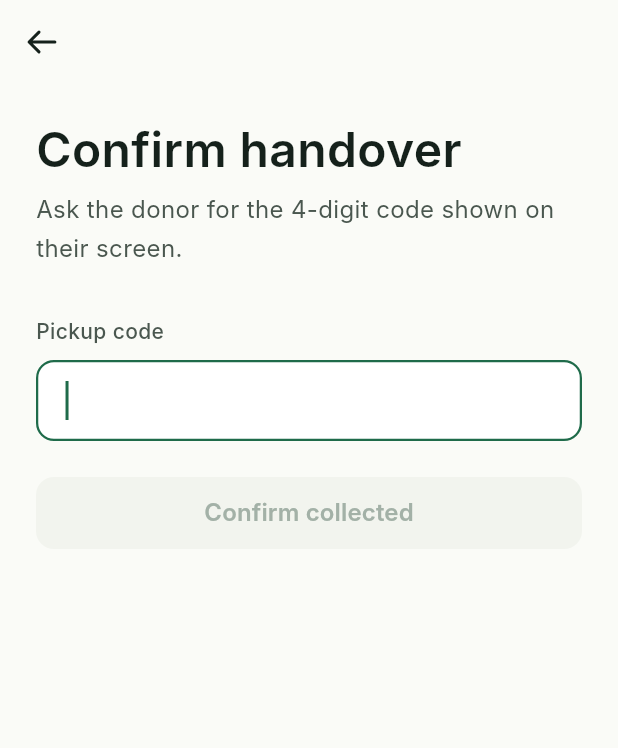
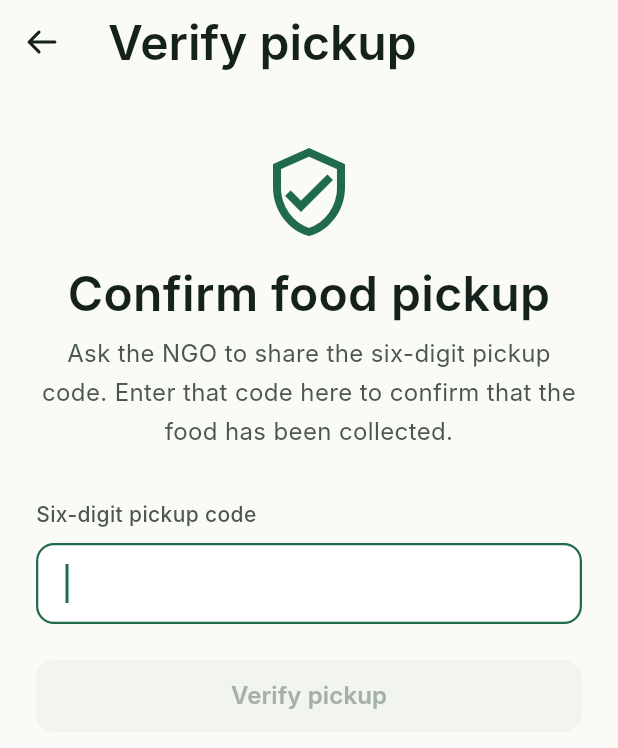
Before and after one commit to venkata-leeladhar-abburi/surplus-served, a Flutter app: the EnterPickupCodeScreen screen opened directly with empty values, on a phone screen of 412 x 824 dp. Shown: the top 748 px of the screen. Run offline on Flutter 3.47's test engine with Material 3 defaults, Android fonts, the phone set to English and light mode, and no system bars; our stand-ins replace connectivity_plus, file_picker, flutter_riverpod, go_router; Roboto replaces fonts that are missing (Inter).

Commit message:
Refactor pickup code screen for allocation ID

```diff
--- a/apps/mobile/lib/features/allocation/presentation/screens/enter_pickup_code_screen.dart
+++ b/apps/mobile/lib/features/allocation/presentation/screens/enter_pickup_code_screen.dart
@@ -1,54 +1,79 @@
+
 import 'package:flutter/material.dart';
 import 'package:flutter_riverpod/flutter_riverpod.dart';
 import 'package:go_router/go_router.dart';
 import 'package:ss_design_system/ss_design_system.dart';
 
-import '../../../../core/l10n/app_localizations.dart';
 import '../../../../core/providers.dart';
 import '../../../../shared/widgets/connectivity_banner.dart';
-import '../../domain/allocation_repository.dart';
 
-/// §12's entire proof mechanism for v1: the NGO reads the 4-digit code off
-/// the donor's screen and enters it here. No photo, no signature, no GPS.
 class EnterPickupCodeScreen extends ConsumerStatefulWidget {
-  const EnterPickupCodeScreen({super.key, required this.donationId});
+  const EnterPickupCodeScreen({
+    super.key,
+    required this.allocationId,
+  });
 
-  final String donationId;
+  final String allocationId;
 
   @override
   ConsumerState<EnterPickupCodeScreen> createState() =>
       _EnterPickupCodeScreenState();
 }
 
-class _EnterPickupCodeScreenState extends ConsumerState<EnterPickupCodeScreen> {
+class _EnterPickupCodeScreenState
+    extends ConsumerState<EnterPickupCodeScreen> {
   final _controller = TextEditingController();
+
   bool _checking = false;
-  bool _hasError = false;
+  String? _errorMessage;
+
+  @override
+  void dispose() {
+    _controller.dispose();
+    super.dispose();
+  }
 
   Future<void> _submit() async {
+    final code = _controller.text.trim();
+
+    if (!RegExp(r'^\d{6}$').hasMatch(code)) {
+      setState(() {
+        _errorMessage = 'Please enter a valid six-digit pickup code.';
+      });
+      return;
+    }
+
     setState(() {
       _checking = true;
-      _hasError = false;
+      _errorMessage = null;
     });
-    final result = await ref
-        .read(allocationRepositoryProvider)
-        .enterPickupCode(donationId: widget.donationId, code: _controller.text);
-    if (!mounted) return;
-    setState(() => _checking = false);
-    if (result == CodeEntryResult.success) {
-      context.goNamed(
-        'receiverHandoverSuccess',
-        pathParameters: {'id': widget.donationId},
-      );
-    } else {
-      setState(() => _hasError = true);
+
+    try {
+      await ref.read(allocationRepositoryProvider).verifyPickupCode(
+            allocationId: widget.allocationId,
+            code: code,
+          );
+
+      if (!mounted) return;
+
+      context.pop(true);
+    } catch (error) {
+      if (!mounted) return;
+
+      setState(() {
+        _errorMessage = error.toString().replaceFirst('Exception: ', '');
+      });
+    } finally {
+      if (mounted) {
+        setState(() => _checking = false);
+      }
     }
   }
 
   @override
   Widget build(BuildContext context) {
     final c = context.ssColors;
-    final l10n = AppLocalizations.of(context)!;
+
     return Scaffold(
       backgroundColor: c.background,
       appBar: AppBar(
@@ -56,7 +81,11 @@ class _EnterPickupCodeScreenState extends ConsumerState<EnterPickupCodeScreen> {
         elevation: 0,
         leading: IconButton(
           icon: SsIcon(SsIcons.arrowLeft, color: c.onSurface),
-          onPressed: () => context.pop(),
+          onPressed: _checking ? null : () => context.pop(),
+        ),
+        title: Text(
+          'Verify pickup',
+          style: SsTypeScale.h3.copyWith(color: c.onSurface),
         ),
       ),
       body: Column(
@@ -68,31 +97,50 @@ class _EnterPickupCodeScreenState extends ConsumerState<EnterPickupCodeScreen> {
               child: Column(
                 crossAxisAlignment: CrossAxisAlignment.stretch,
                 children: [
+                  const SizedBox(height: SsSpacing.lg),
+                  Icon(
+                    Icons.verified_user_outlined,
+                    size: 64,
+                    color: c.primary,
+                  ),
+                  const SizedBox(height: SsSpacing.lg),
                   Text(
-                    l10n.receiverEnterCodeTitle,
-                    style: SsTypeScale.h3.copyWith(color: c.onSurface),
+                    'Confirm food pickup',
+                    textAlign: TextAlign.center,
+                    style: SsTypeScale.h3.copyWith(
+                      color: c.onSurface,
+                    ),
                   ),
                   const SizedBox(height: SsSpacing.sm),
                   Text(
-                    l10n.receiverEnterCodeSubtitle,
-                    style: SsTypeScale.body.copyWith(color: c.onSurfaceVariant),
+                    'Ask the NGO to share the six-digit pickup code. '
+                    'Enter that code here to confirm that the food '
+                    'has been collected.',
+                    textAlign: TextAlign.center,
+                    style: SsTypeScale.body.copyWith(
+                      color: c.onSurfaceVariant,
+                    ),
                   ),
                   const SizedBox(height: SsSpacing.xxl),
                   SsTextField(
-                    label: l10n.donorPickupCodeLabel,
+                    label: 'Six-digit pickup code',
                     controller: _controller,
                     keyboardType: TextInputType.number,
-                    maxLength: 4,
-                    errorText: _hasError ? l10n.receiverEnterCodeError : null,
+                    maxLength: 6,
                     autofocus: true,
-                    onChanged: (_) => setState(() {}),
+                    errorText: _errorMessage,
+                    onChanged: (_) {
+                      setState(() {
+                        _errorMessage = null;
+                      });
+                    },
                   ),
                   const SizedBox(height: SsSpacing.xl),
                   SsButton.primary(
-                    label: l10n.receiverConfirmCollectedCta,
+                    label: 'Verify pickup',
                     expand: true,
                     isLoading: _checking,
-                    onPressed: _controller.text.length == 4 && !_checking
+                    onPressed: _controller.text.length == 6 && !_checking
                         ? _submit
                         : null,
                   ),
```
